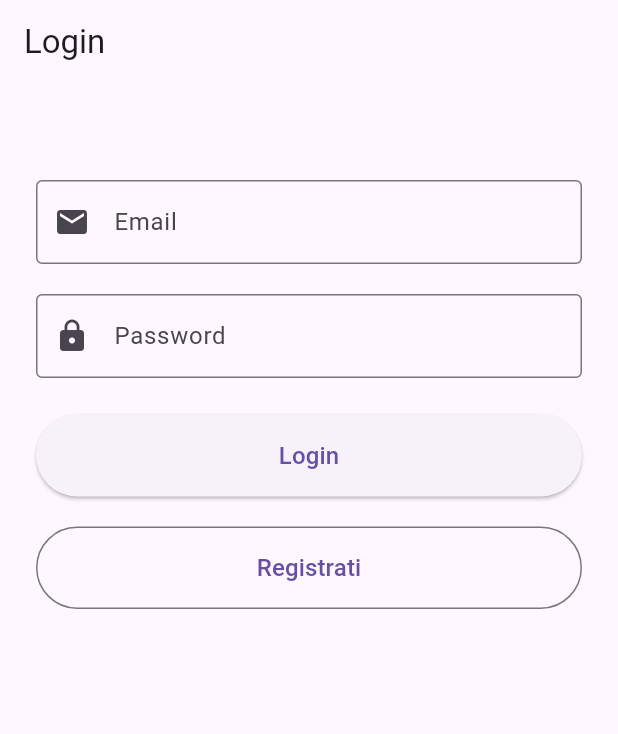
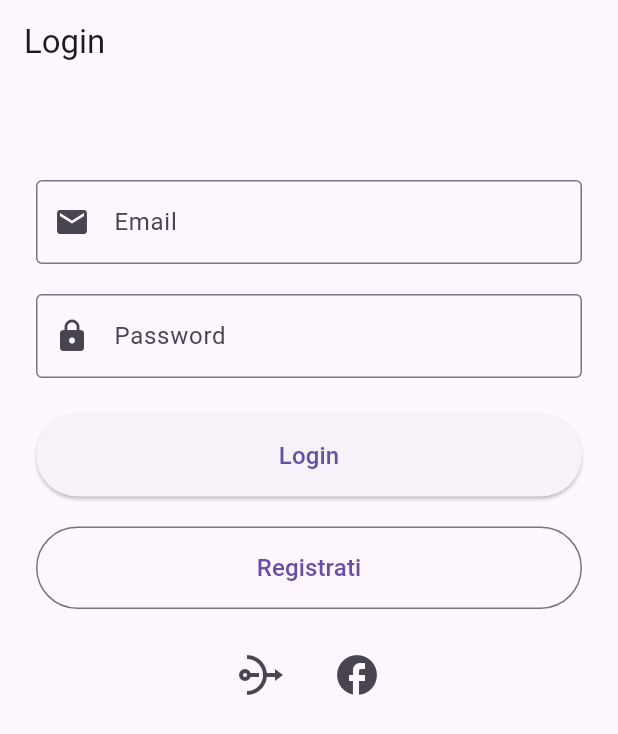
Before and after one commit to fragarray/galleria, a Flutter app: the screen it shows after launch, on a phone screen of 412 x 824 dp. Shown: the top 734 px of the screen. Run offline on Flutter 3.47's test engine with Material 3 defaults, Android fonts, the phone set to English and light mode, and no system bars; our stand-ins replace image_picker, share_plus, supabase_flutter; accounts and stored records are empty.

Commit message:
Add social login options for Google and Facebook in LoginPage

```diff
--- a/lib/loginPage.dart
+++ b/lib/loginPage.dart
@@ -14,6 +14,25 @@ class _LoginPageState extends State<LoginPage> {
   final _supabase = Supabase.instance.client;
   bool _isLoading = false;
   String? _errorMessage;
+
+  Future<void> _signInWithProvider(String provider) async {
+    setState(() {
+      _isLoading = true;
+      _errorMessage = null;
+    });
+    try {
+      await _supabase.auth.signInWithOAuth(
+        OAuthProvider.google,
+        redirectTo: 'https://kzfgijyfzjamvcglkxgu.supabase.co/auth/v1/callback',
+      ); // esempio per Google
+    } on AuthException catch (e) {
+      setState(() => _errorMessage = e.message);
+    } catch (e) {
+      setState(() => _errorMessage = 'Errore durante il login social');
+    } finally {
+      setState(() => _isLoading = false);
+    }
+  }
 
   Future<void> _registraUtente() async {
     setState(() {
@@ -126,6 +145,30 @@ class _LoginPageState extends State<LoginPage> {
               ),
               child: const Text('Registrati', style: TextStyle(fontSize: 16)),
             ),
+            // ...existing code...
+            const SizedBox(height: 20),
+            Row(
+              mainAxisAlignment: MainAxisAlignment.center,
+              children: [
+                IconButton(
+                  icon: Icon(Icons.nat, size: 32),
+                  onPressed: _isLoading
+                      ? null
+                      : () => _signInWithProvider('google'),
+                  tooltip: 'Accedi con Google',
+                ),
+                const SizedBox(width: 16),
+                IconButton(
+                  icon: Icon(Icons.facebook, size: 32),
+                  onPressed: _isLoading
+                      ? null
+                      : () => _signInWithProvider('facebook'),
+                  tooltip: 'Accedi con Facebook',
+                ),
+              ],
+            ),
+
+            // ...existing code...
           ],
         ),
       ),
```
Also changed, not shown: 1 other file.
